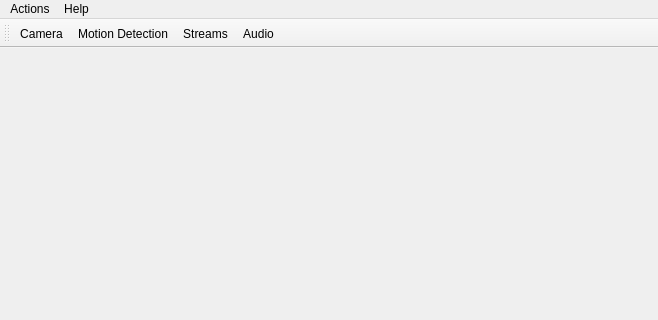
This is SyntroLCam.ui in Pansenti/SyntroLCam as Qt 5 draws it before an edit; both pictures show x 0 to 658 and y 0 to 320 of the 658 by 562 pixel window. The edited form follows.
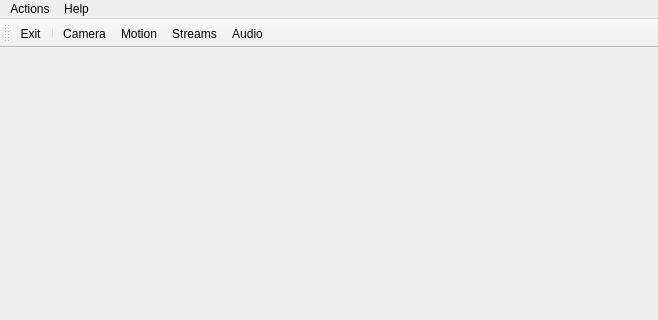
This is the edited form.

```diff
--- a/SyntroLCam.ui
+++ b/SyntroLCam.ui
@@ -67,6 +67,8 @@
    <attribute name="toolBarBreak">
     <bool>false</bool>
    </attribute>
+   <addaction name="actionExit"/>
+   <addaction name="separator"/>
    <addaction name="actionConfigureCamera"/>
    <addaction name="actionConfigureMotion"/>
    <addaction name="actionConfigureStreams"/>
@@ -153,7 +155,7 @@
     <string>Motion detection setup</string>
    </property>
    <property name="iconText">
-    <string>Motion Detection</string>
+    <string>Motion</string>
    </property>
   </action>
   <action name="actionConfigureAudio">
```
